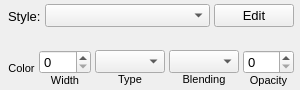
Above: sc_seg_lines.ui from nitramr/IndigoUIWidgets before the change. Below: the same form after it.
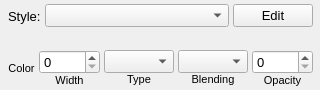
That is the form after the change.

```diff
--- a/sc_seg_lines.ui
+++ b/sc_seg_lines.ui
@@ -9,7 +9,7 @@
    <rect>
     <x>0</x>
     <y>0</y>
-    <width>300</width>
+    <width>320</width>
     <height>90</height>
    </rect>
   </property>
@@ -21,7 +21,7 @@
   </property>
   <property name="minimumSize">
    <size>
-    <width>300</width>
+    <width>320</width>
     <height>90</height>
    </size>
   </property>
@@ -38,7 +38,7 @@
     <rect>
      <x>0</x>
      <y>0</y>
-     <width>302</width>
+     <width>321</width>
      <height>91</height>
     </rect>
    </property>
```
